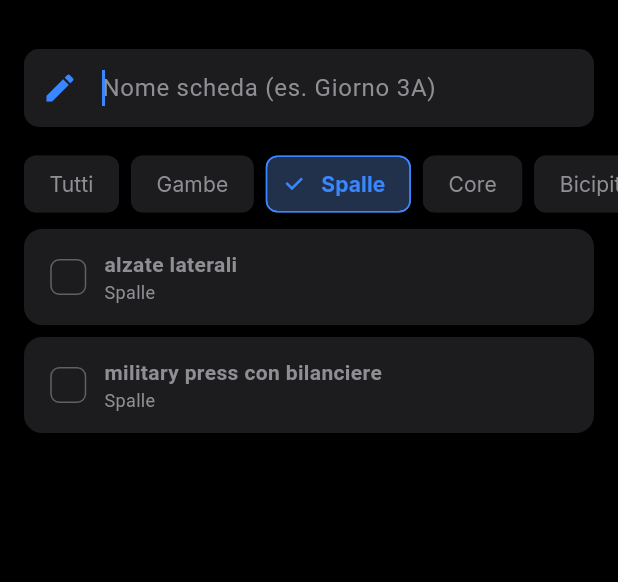
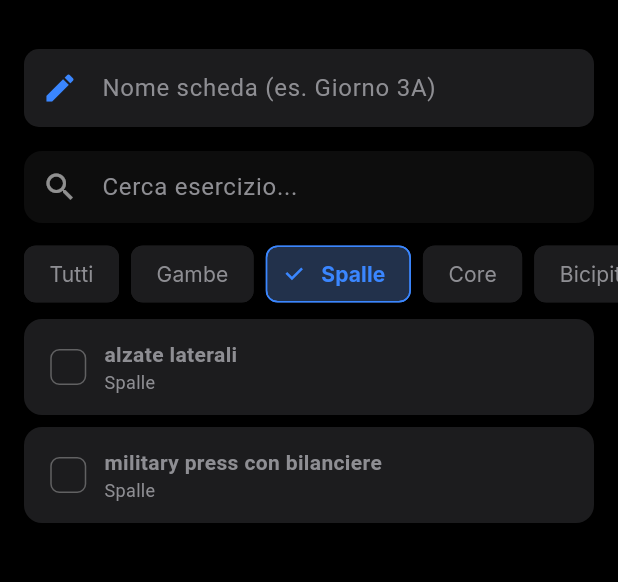
Before and after one commit to chiarafragomeli/fittracker, a Flutter app: the CreateRoutineScreen screen opened directly, after a tap on "Gambe", after a tap on "Spalle", on a phone screen of 412 x 824 dp, the part 59-641 px from its top. Run offline on Flutter 3.47's test engine with Material 3 defaults, Android fonts, the phone set to English and light mode, and no system bars; our stand-ins replace csv, flutter_riverpod, go_router, google_fonts, hive, hive_flutter; accounts and stored records are empty.

Commit message:
Feat: aggiunta barra di ricerca case-insensitive in modifica/creazione scheda

```diff
--- a/lib/features/routines/create_routine_screen.dart
+++ b/lib/features/routines/create_routine_screen.dart
@@ -17,19 +17,23 @@ class CreateRoutineScreen extends ConsumerStatefulWidget {
 
 class _CreateRoutineScreenState extends ConsumerState<CreateRoutineScreen> {
   late final TextEditingController _nameController;
+  late final TextEditingController _searchController;
   late final List<String> _selectedExerciseIds;
   String _filterGroup = 'Tutti';
+  String _searchQuery = '';
 
   @override
   void initState() {
     super.initState();
     _nameController = TextEditingController(text: widget.routine?.name ?? '');
+    _searchController = TextEditingController();
     _selectedExerciseIds = List.from(widget.routine?.exerciseIds ?? []);
   }
 
   @override
   void dispose() {
     _nameController.dispose();
+    _searchController.dispose();
     super.dispose();
   }
 
@@ -62,9 +66,20 @@ class _CreateRoutineScreenState extends ConsumerState<CreateRoutineScreen> {
       'Tutti',
       ...{for (var e in activeExercises) e.muscleGroup},
     ];
-    final filtered = _filterGroup == 'Tutti'
+
+    // First apply group filter, then apply text search filter
+    final filteredByGroup = _filterGroup == 'Tutti'
         ? activeExercises
         : activeExercises.where((e) => e.muscleGroup == _filterGroup).toList();
+
+    final filtered = _searchQuery.isEmpty
+        ? filteredByGroup
+        : filteredByGroup
+              .where(
+                (e) =>
+                    e.name.toLowerCase().contains(_searchQuery.toLowerCase()),
+              )
+              .toList();
 
     return Scaffold(
       appBar: AppBar(
@@ -96,13 +111,42 @@ class _CreateRoutineScreenState extends ConsumerState<CreateRoutineScreen> {
             padding: const EdgeInsets.all(16),
             child: TextField(
               controller: _nameController,
-              autofocus: true,
               decoration: const InputDecoration(
                 hintText: 'Nome scheda (es. Giorno 3A)',
                 prefixIcon: Icon(Icons.edit, color: AppTheme.primaryColor),
               ),
             ),
           ),
+
+          // Search field
+          Padding(
+            padding: const EdgeInsets.symmetric(horizontal: 16),
+            child: TextField(
+              controller: _searchController,
+              onChanged: (value) => setState(() => _searchQuery = value),
+              decoration: InputDecoration(
+                hintText: 'Cerca esercizio...',
+                prefixIcon: const Icon(Icons.search, color: Colors.white54),
+                suffixIcon: _searchQuery.isNotEmpty
+                    ? IconButton(
+                        icon: const Icon(Icons.clear, color: Colors.white54),
+                        onPressed: () {
+                          _searchController.clear();
+                          setState(() => _searchQuery = '');
+                        },
+                      )
+                    : null,
+                filled: true,
+                fillColor: Colors.white.withValues(alpha: 0.05),
+                border: OutlineInputBorder(
+                  borderRadius: BorderRadius.circular(12),
+                  borderSide: BorderSide.none,
+                ),
+                contentPadding: const EdgeInsets.symmetric(vertical: 0),
+              ),
+            ),
+          ),
+          const SizedBox(height: 12),
 
           // Filter chips
           SizedBox(
```
